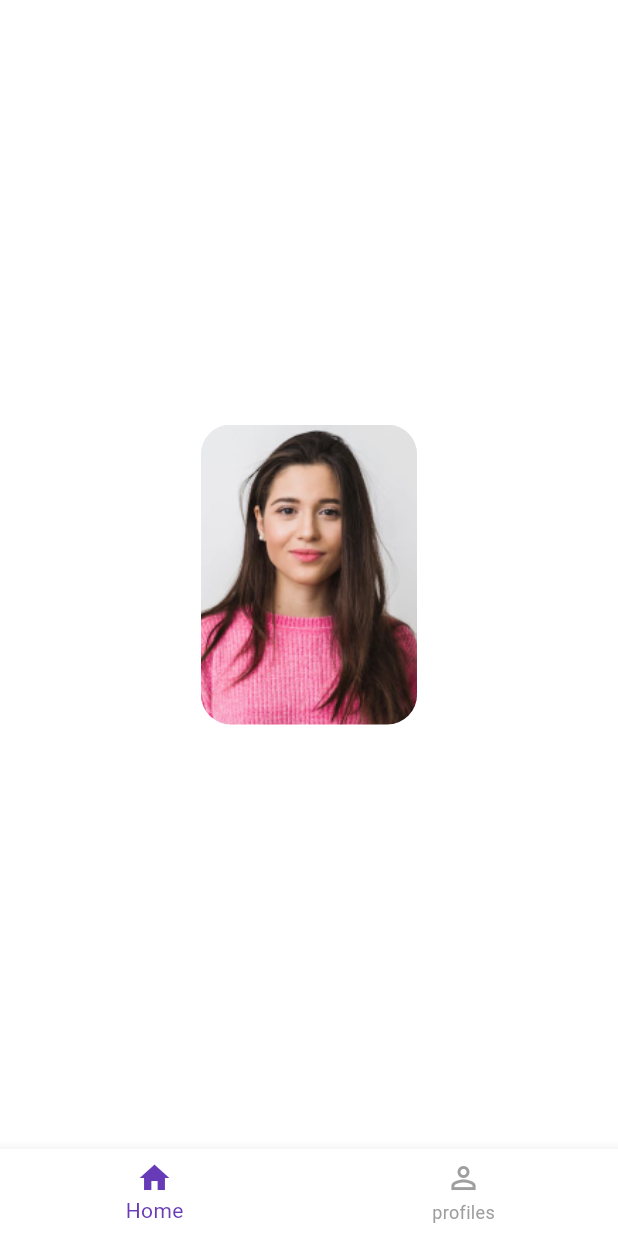
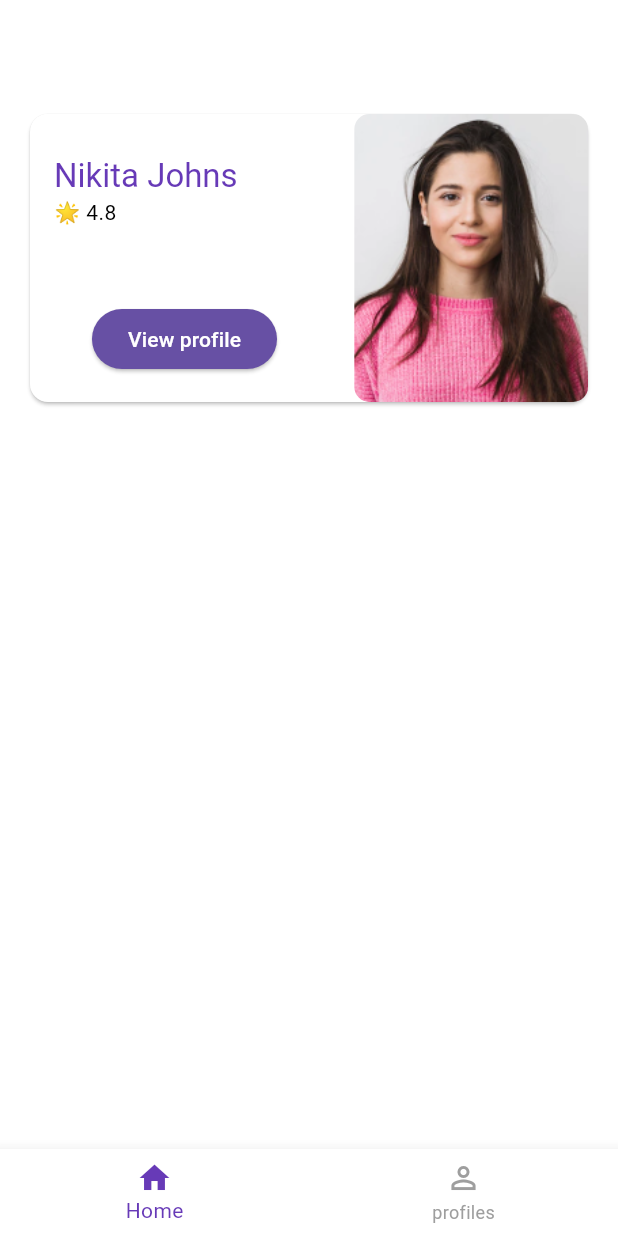
Before and after one commit to chotixity/babysitter_app, a Flutter app: the screen it shows after launch, on a phone screen of 412 x 824 dp. Run offline on Flutter 3.47's test engine with Material 3 defaults, Android fonts, the light colour scheme and no system bars; our stand-ins replace freezed_annotation.

Commit message:
single babysitter card

```diff
--- a/lib/Screens/homepage_screen.dart
+++ b/lib/Screens/homepage_screen.dart
@@ -9,9 +9,15 @@ class HomepageScreen extends StatelessWidget {
 
   @override
   Widget build(BuildContext context) {
-    return const Scaffold(
-      body: Center(
-        child: BabySitterItem(),
+    return Scaffold(
+      appBar: AppBar(),
+      body: const Padding(
+        padding: EdgeInsets.all(16),
+        child: Column(
+          children: [
+            BabySitterItem(),
+          ],
+        ),
       ),
     );
   }
--- a/lib/main.dart
+++ b/lib/main.dart
@@ -33,6 +33,13 @@
               fontSize: 16,
             ),
           ),
+          elevatedButtonTheme: ElevatedButtonThemeData(
+            style: ButtonStyle(
+                backgroundColor: WidgetStatePropertyAll<Color>(
+                    Theme.of(context).colorScheme.primary),
+                foregroundColor:
+                    const WidgetStatePropertyAll<Color>(Colors.white)),
+          ),
         ),
         home: const BottomBar(),
         routes: {
--- a/lib/widgets/babysitter_item.dart
+++ b/lib/widgets/babysitter_item.dart
@@ -9,13 +9,37 @@ class BabySitterItem extends StatelessWidget {
 
   @override
   Widget build(BuildContext context) {
+    final theme = Theme.of(context);
     return SizedBox(
       height: 200,
-      width: MediaQuery.sizeOf(context).width * .35,
-      child: const ClipRRect(
-        borderRadius: BorderRadius.all(Radius.circular(20)),
-        child: ProfileImage(
-          imageUrl: "assets/images/image13.png",
+      width: double.infinity,
+      child: Card(
+        child: Row(
+          mainAxisAlignment: MainAxisAlignment.spaceBetween,
+          children: [
+            Column(
+              mainAxisAlignment: MainAxisAlignment.spaceAround,
+              crossAxisAlignment: CrossAxisAlignment.center,
+              children: [
+                SizedBox(
+                  width: MediaQuery.sizeOf(context).width * .5,
+                  child: ListTile(
+                    title: Text(
+                      "Nikita Johns",
+                      style: theme.textTheme.titleLarge!
+                          .copyWith(color: theme.colorScheme.primary),
+                    ),
+                    subtitle: const Text("🌟 4.8"),
+                  ),
+                ),
+                ElevatedButton(
+                    onPressed: () {}, child: const Text("View profile"))
+              ],
+            ),
+            const ProfileImage(
+              imageUrl: "assets/images/image13.png",
+            ),
+          ],
         ),
       ),
     );
--- a/lib/widgets/profile_image.dart
+++ b/lib/widgets/profile_image.dart
@@ -6,9 +6,12 @@ class ProfileImage extends StatelessWidget {
 
   @override
   Widget build(BuildContext context) {
-    return Image.asset(
-      imageUrl,
-      fit: BoxFit.cover,
+    return ClipRRect(
+      borderRadius: const BorderRadius.all(Radius.circular(10)),
+      child: Image.asset(
+        imageUrl,
+        fit: BoxFit.cover,
+      ),
     );
   }
 }
```
